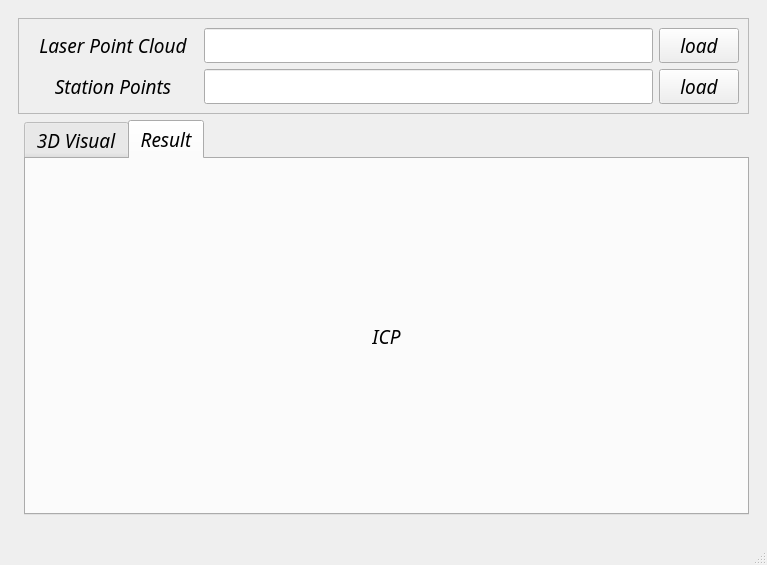
This is section-inspection/qt/QSection/mainwindow.ui in Unsigned-Long/CourseLearning as Qt 5 draws it before an edit. The edited form follows.
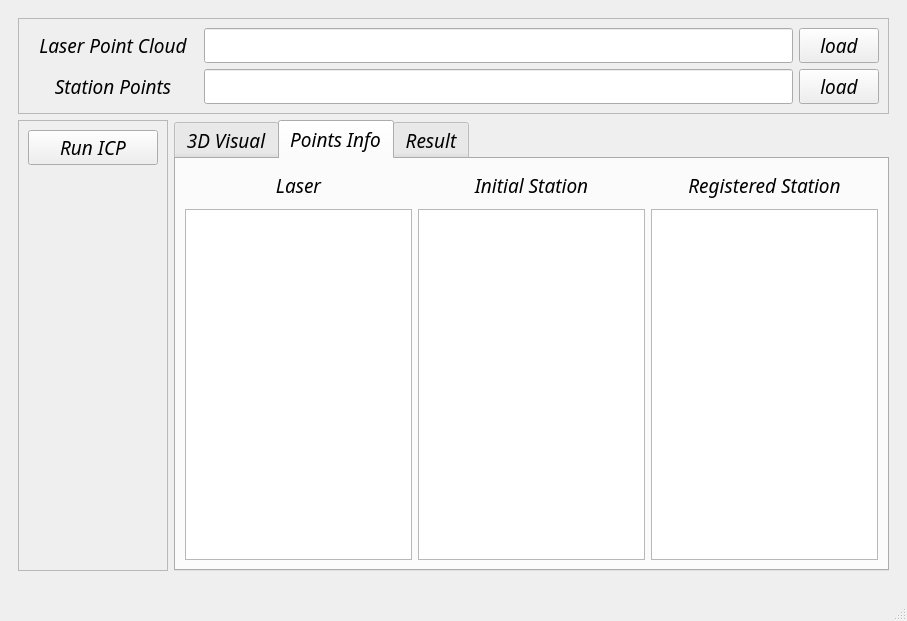
This is the edited form. The open tabs and pages were chosen to show the change.

What changed in the file:
```diff
--- a/section-inspection/qt/QSection/mainwindow.ui
+++ b/section-inspection/qt/QSection/mainwindow.ui
@@ -6,8 +6,8 @@
    <rect>
     <x>0</x>
     <y>0</y>
-    <width>767</width>
-    <height>565</height>
+    <width>907</width>
+    <height>621</height>
    </rect>
   </property>
   <property name="font">
@@ -76,6 +76,12 @@
              </item>
              <item>
               <widget class="QLineEdit" name="lineEdit_laser">
+               <property name="minimumSize">
+                <size>
+                 <width>0</width>
+                 <height>35</height>
+                </size>
+               </property>
                <property name="font">
                 <font>
                  <family>Ubuntu Mono</family>
@@ -87,6 +93,12 @@
              </item>
              <item>
               <widget class="QPushButton" name="btn_load_laser">
+               <property name="minimumSize">
+                <size>
+                 <width>0</width>
+                 <height>35</height>
+                </size>
+               </property>
                <property name="font">
                 <font>
                  <family>Ubuntu Mono</family>
@@ -128,6 +140,12 @@
              </item>
              <item>
               <widget class="QLineEdit" name="lineEdit_station">
+               <property name="minimumSize">
+                <size>
+                 <width>0</width>
+                 <height>35</height>
+                </size>
+               </property>
                <property name="font">
                 <font>
                  <family>Ubuntu Mono</family>
@@ -139,6 +157,12 @@
              </item>
              <item>
               <widget class="QPushButton" name="btn_load_station">
+               <property name="minimumSize">
+                <size>
+                 <width>0</width>
+                 <height>35</height>
+                </size>
+               </property>
                <property name="font">
                 <font>
                  <family>Ubuntu Mono</family>
@@ -244,38 +268,188 @@
             </item>
            </layout>
           </widget>
+          <widget class="QWidget" name="tab_3">
+           <attribute name="title">
+            <string>Points Info</string>
+           </attribute>
+           <layout class="QGridLayout" name="gridLayout_6">
+            <item row="0" column="0">
+             <layout class="QVBoxLayout" name="verticalLayout_5">
+              <item>
+               <widget class="QLabel" name="label_8">
+                <property name="minimumSize">
+                 <size>
+                  <width>0</width>
+                  <height>35</height>
+                 </size>
+                </property>
+                <property name="maximumSize">
+                 <size>
+                  <width>16777215</width>
+                  <height>35</height>
+                 </size>
+                </property>
+                <property name="text">
+                 <string>Laser</string>
+                </property>
+                <property name="alignment">
+                 <set>Qt::AlignCenter</set>
+                </property>
+               </widget>
+              </item>
+              <item>
+               <widget class="QTableWidget" name="tab_laser"/>
+              </item>
+             </layout>
+            </item>
+            <item row="0" column="1">
+             <layout class="QVBoxLayout" name="verticalLayout_6">
+              <item>
+               <widget class="QLabel" name="label_7">
+                <property name="minimumSize">
+                 <size>
+                  <width>0</width>
+                  <height>35</height>
+                 </size>
+                </property>
+                <property name="maximumSize">
+                 <size>
+                  <width>16777215</width>
+                  <height>35</height>
+                 </size>
+                </property>
+                <property name="text">
+                 <string>Initial Station</string>
+                </property>
+                <property name="alignment">
+                 <set>Qt::AlignCenter</set>
+                </property>
+               </widget>
+              </item>
+              <item>
+               <widget class="QTableWidget" name="tab_station_init"/>
+              </item>
+             </layout>
+            </item>
+            <item row="0" column="2">
+             <layout class="QVBoxLayout" name="verticalLayout_7">
+              <item>
+               <widget class="QLabel" name="label_9">
+                <property name="minimumSize">
+                 <size>
+                  <width>0</width>
+                  <height>35</height>
+                 </size>
+                </property>
+                <property name="maximumSize">
+                 <size>
+                  <width>16777215</width>
+                  <height>35</height>
+                 </size>
+                </property>
+                <property name="text">
+                 <string>Registered Station</string>
+                </property>
+                <property name="alignment">
+                 <set>Qt::AlignCenter</set>
+                </property>
+               </widget>
+              </item>
+              <item>
+               <widget class="QTableWidget" name="tab_station_reg"/>
+              </item>
+             </layout>
+            </item>
+           </layout>
+          </widget>
           <widget class="QWidget" name="tab_2">
            <attribute name="title">
             <string>Result</string>
            </attribute>
-           <layout class="QGridLayout" name="gridLayout_5">
-            <item row="0" column="0">
-             <layout class="QVBoxLayout" name="verticalLayout_4">
-              <item>
-               <widget class="QLabel" name="label_6">
-                <property name="maximumSize">
-                 <size>
-                  <width>16777215</width>
-                  <height>30</height>
-                 </size>
-                </property>
-                <property name="text">
-                 <string>ICP</string>
-                </property>
-                <property name="alignment">
-                 <set>Qt::AlignCenter</set>
-                </property>
-               </widget>
-              </item>
-              <item>
-               <layout class="QGridLayout" name="layout_3dgraph_icp"/>
-              </item>
-             </layout>
-            </item>
-           </layout>
+           <widget class="QWidget" name="">
+            <property name="geometry">
+             <rect>
+              <x>9</x>
+              <y>9</y>
+              <width>311</width>
+              <height>381</height>
+             </rect>
+            </property>
+            <layout class="QVBoxLayout" name="verticalLayout_4">
+             <item>
+              <widget class="QLabel" name="label_11">
+               <property name="minimumSize">
+                <size>
+                 <width>0</width>
+                 <height>35</height>
+                </size>
+               </property>
+               <property name="maximumSize">
+                <size>
+                 <width>16777215</width>
+                 <height>35</height>
+                </size>
+               </property>
+               <property name="text">
+                <string>Transform</string>
+               </property>
+               <property name="alignment">
+                <set>Qt::AlignCenter</set>
+               </property>
+              </widget>
+             </item>
+             <item>
+              <widget class="QTableWidget" name="tab_trans"/>
+             </item>
+            </layout>
+           </widget>
           </widget>
          </widget>
         </item>
+        <item row="1" column="0">
+         <widget class="QFrame" name="frame_2">
+          <property name="minimumSize">
+           <size>
+            <width>150</width>
+            <height>0</height>
+           </size>
+          </property>
+          <property name="frameShape">
+           <enum>QFrame::StyledPanel</enum>
+          </property>
+          <property name="frameShadow">
+           <enum>QFrame::Raised</enum>
+          </property>
+          <layout class="QGridLayout" name="gridLayout_7">
+           <item row="0" column="1">
+            <widget class="QPushButton" name="btn_icp">
+             <property name="minimumSize">
+              <size>
+               <width>0</width>
+               <height>35</height>
+              </size>
+             </property>
+             <property name="text">
+              <string>Run ICP</string>
+             </property>
+            </widget>
+           </item>
+           <item row="1" column="1">
+            <spacer name="verticalSpacer">
+             <property name="orientation">
+              <enum>Qt::Vertical</enum>
+             </property>
+             <property name="sizeHint" stdset="0">
+              <size>
+               <width>20</width>
+               <height>40</height>
+              </size>
+             </property>
+            </spacer>
+           </item>
+          </layout>
+         </widget>
+        </item>
        </layout>
       </widget>
       <widget class="QWidget" name="page_2"/>
```
Left out of the diff: 32 changed lines with no effect on the pictures.
